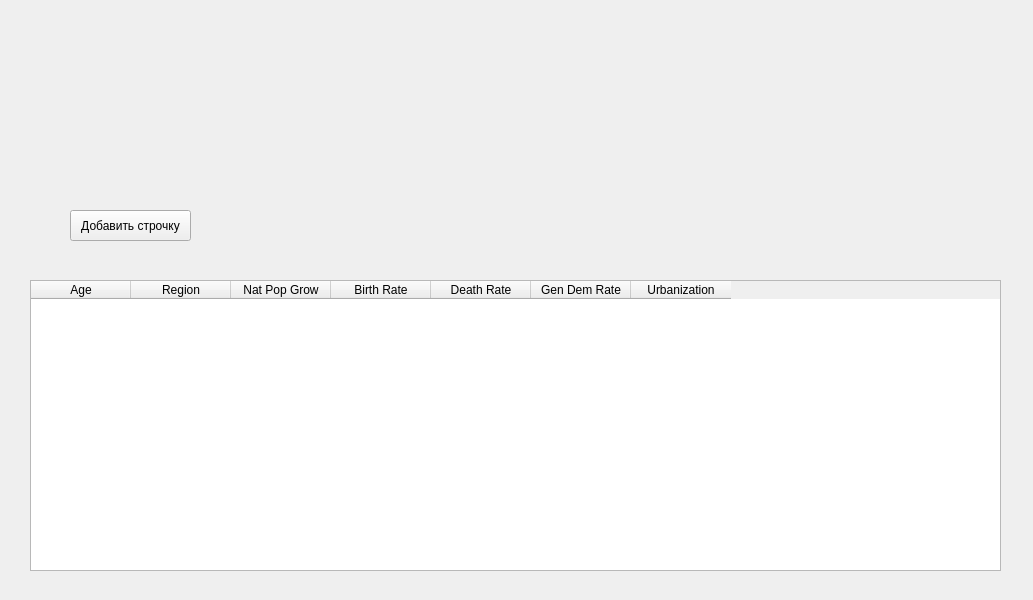
Qt form lab2_csv_app/mainwindow.ui (EndRiKeR/labQT) before a commit.
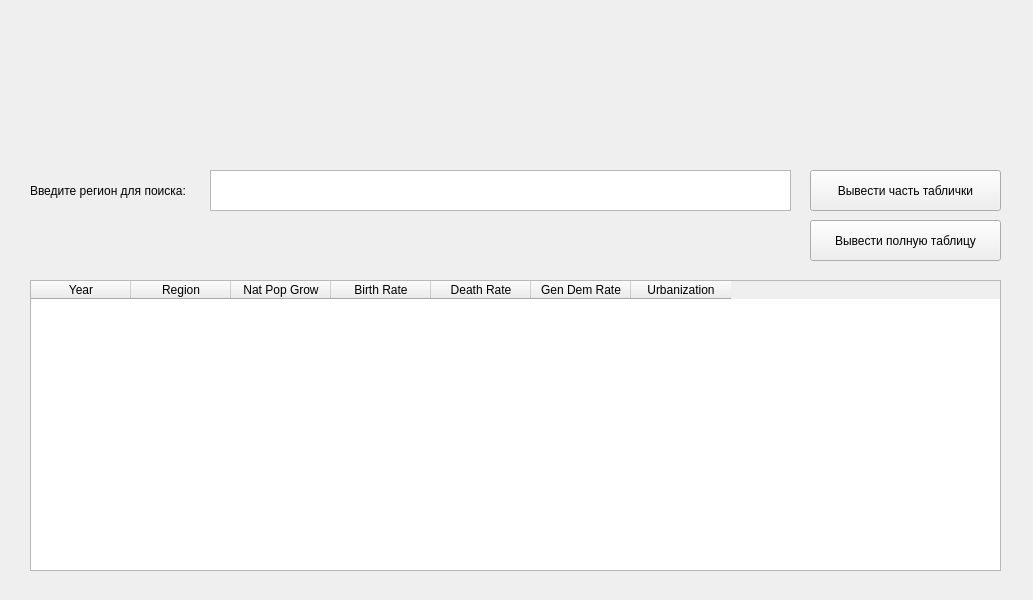
The same form after that commit.

The edit to the form file:
```diff
--- a/lab2_csv_app/mainwindow.ui
+++ b/lab2_csv_app/mainwindow.ui
@@ -28,7 +28,7 @@
     </property>
     <column>
      <property name="text">
-      <string>Age</string>
+      <string>Year</string>
      </property>
     </column>
     <column>
@@ -65,14 +65,50 @@
    <widget class="QPushButton" name="btn_add_row">
     <property name="geometry">
      <rect>
-      <x>70</x>
-      <y>210</y>
-      <width>121</width>
-      <height>31</height>
+      <x>810</x>
+      <y>220</y>
+      <width>191</width>
+      <height>41</height>
      </rect>
     </property>
     <property name="text">
-     <string>Добавить строчку</string>
+     <string>Вывести полную таблицу</string>
+    </property>
+   </widget>
+   <widget class="QPushButton" name="btn_view_part">
+    <property name="geometry">
+     <rect>
+      <x>810</x>
+      <y>170</y>
+      <width>191</width>
+      <height>41</height>
+     </rect>
+    </property>
+    <property name="text">
+     <string>Вывести часть таблички</string>
+    </property>
+   </widget>
+   <widget class="QTextEdit" name="txt_region">
+    <property name="geometry">
+     <rect>
+      <x>210</x>
+      <y>170</y>
+      <width>581</width>
+      <height>41</height>
+     </rect>
+    </property>
+   </widget>
+   <widget class="QLabel" name="lbl_region">
+    <property name="geometry">
+     <rect>
+      <x>30</x>
+      <y>170</y>
+      <width>191</width>
+      <height>41</height>
+     </rect>
+    </property>
+    <property name="text">
+     <string>Введите регион для поиска:</string>
     </property>
    </widget>
   </widget>
```
Left out of the diff: 2 changed lines with no effect on the pictures.
